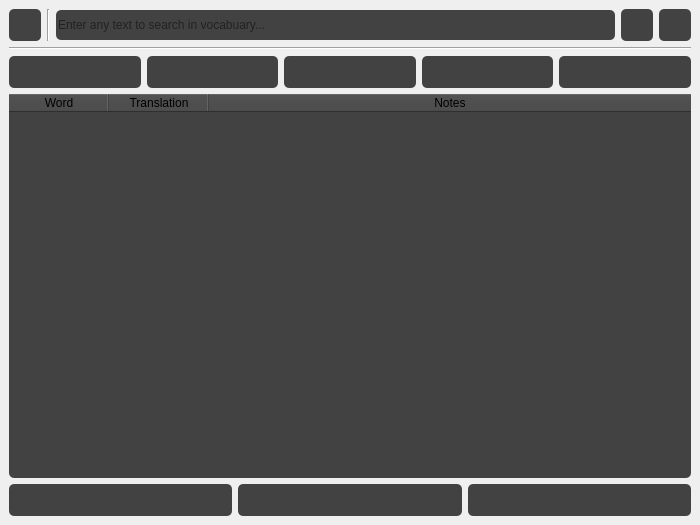
Above: window/interface/vocabulary_interface.ui from apps-open/BiLinguo before the change. Below: the same form after it.
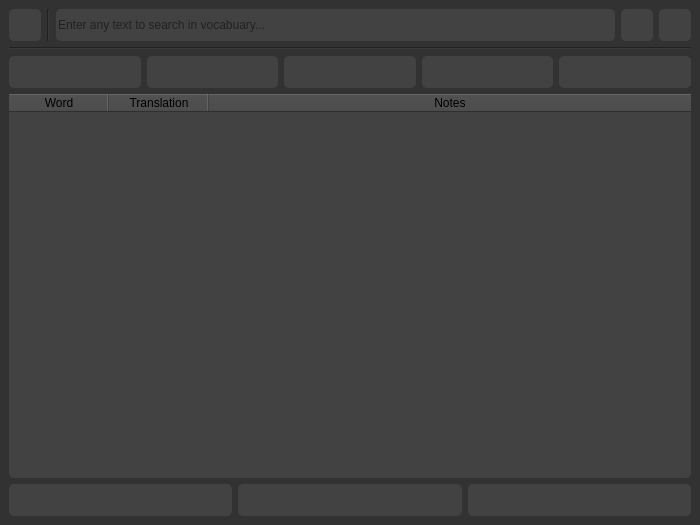
That is the form after the change. Icons and pictures are not drawn.

The edit to the form file:
```diff
--- a/window/interface/vocabulary_interface.ui
+++ b/window/interface/vocabulary_interface.ui
@@ -13,6 +13,9 @@
   <property name="windowTitle">
    <string>Vocabulary</string>
   </property>
+  <property name="styleSheet">
+   <string notr="true">background:  #323232;</string>
+  </property>
   <widget class="QWidget" name="centralwidget">
    <layout class="QGridLayout" name="gridLayout">
     <item row="0" column="0">
@@ -54,7 +57,7 @@
 background: #424242;
 border-radius: 5px;
 border: 0px solid;
-height: 30px;}
+height: 32px;}
 *:hover {
      height: 32px;
       border: 1px solid white;
```
